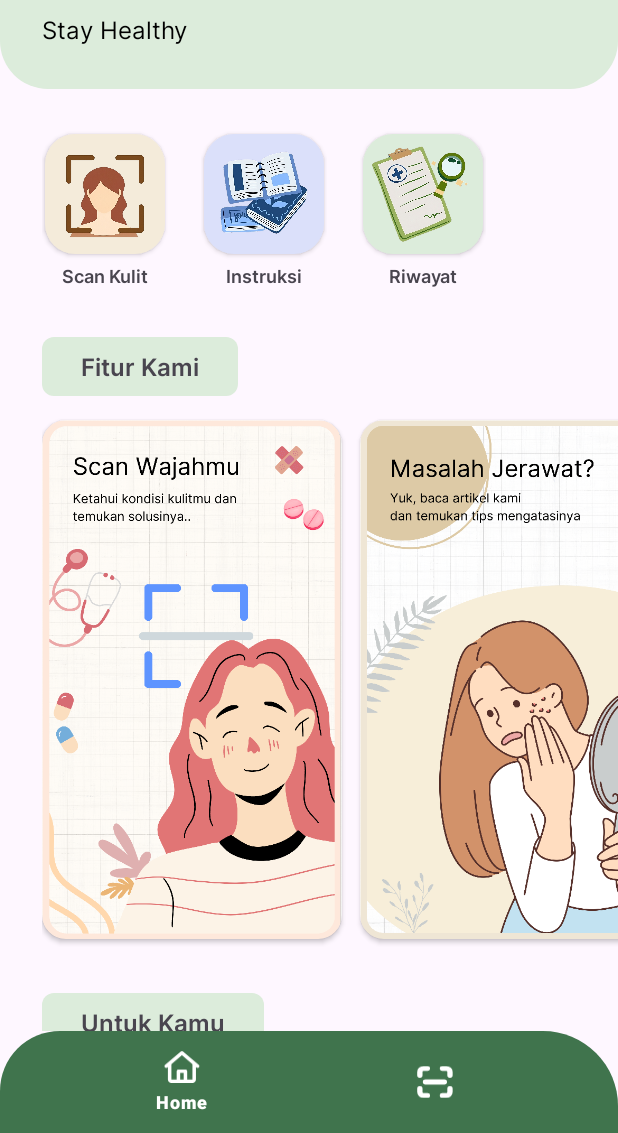
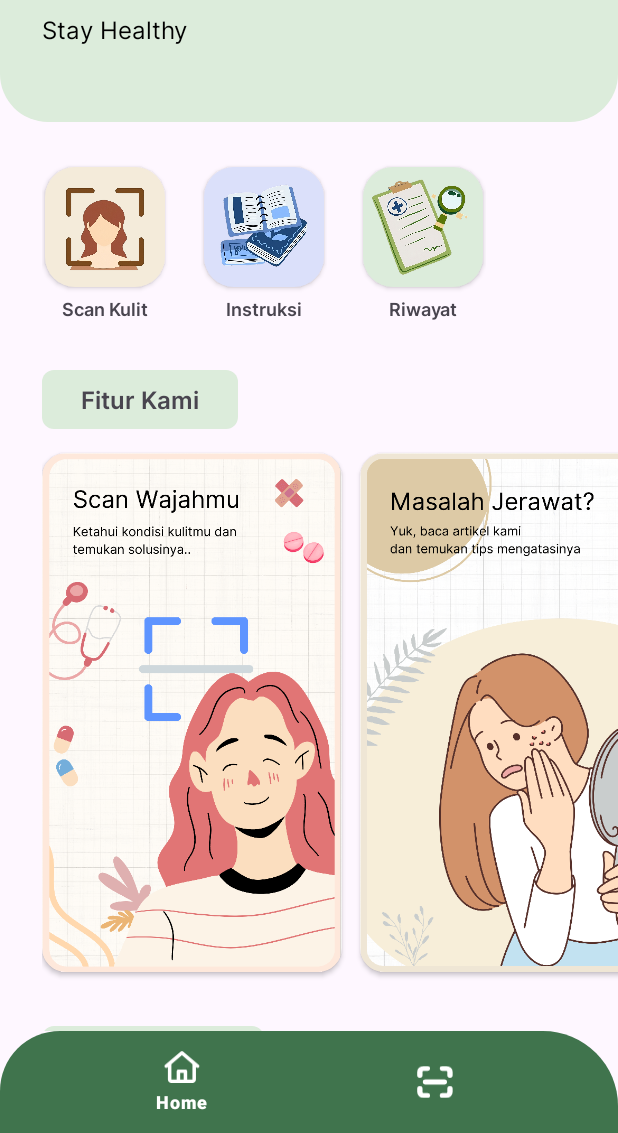
Before and after one commit to SkinSavvy-DevTeam/SkinSavvy-Mobile, an Android app: the screen it shows after launch (MainActivity), on a phone screen of 412 x 824 dp, the part 103-1236 px from its top. Run offline under Robolectric (Android 15) with nearby library versions, the phone set to English and light mode, and no system bars; pictures from the network do not load; 1 statement that could not run was skipped.

Commit message:
Little revision commit

```diff
--- a/app/src/main/res/layout/activity_main.xml
+++ b/app/src/main/res/layout/activity_main.xml
@@ -21,7 +21,7 @@
             <LinearLayout
                 android:id="@+id/header_layout"
                 android:layout_width="match_parent"
-                android:layout_height="128dp"
+                android:layout_height="150dp"
                 android:orientation="vertical"
                 android:padding="28dp"
                 android:background="@drawable/header_background_shape"
@@ -197,6 +197,20 @@
                 app:layout_constraintStart_toStartOf="parent"
                 tools:ignore="MissingConstraints" />
 
+            <ProgressBar
+                android:id="@+id/progressIndicator"
+                style="?android:attr/progressBarStyle"
+                android:layout_width="wrap_content"
+                android:layout_height="wrap_content"
+                android:background="@drawable/back_button_bg"
+                android:padding="20dp"
+                android:visibility="gone"
+                app:layout_constraintBottom_toBottomOf="parent"
+                app:layout_constraintEnd_toEndOf="parent"
+                app:layout_constraintStart_toStartOf="parent"
+                app:layout_constraintTop_toBottomOf="@+id/tv_article"
+                tools:visibility="visible" />
+
             <androidx.recyclerview.widget.RecyclerView
                 android:id="@+id/rv_carousel_article"
                 android:layout_width="0dp"
@@ -255,19 +269,6 @@
         app:layout_constraintRight_toRightOf="parent"
         app:menu="@menu/menu_bottom_navbar" />
 
-    <ProgressBar
-        android:id="@+id/progressIndicator"
-        style="?android:attr/progressBarStyle"
-        android:layout_width="wrap_content"
-        android:layout_height="wrap_content"
-        android:background="@drawable/back_button_bg"
-        android:padding="20dp"
-        android:layout_marginTop="16dp"
-        android:visibility="gone"
-        app:layout_constraintBottom_toBottomOf="parent"
-        app:layout_constraintEnd_toEndOf="parent"
-        app:layout_constraintStart_toStartOf="parent"
-        app:layout_constraintTop_toTopOf="parent"
-        tools:visibility="visible" />
+
 
 </androidx.constraintlayout.widget.ConstraintLayout>
--- a/app/src/main/res/values/strings.xml
+++ b/app/src/main/res/values/strings.xml
@@ -53,4 +53,9 @@
     <string name="level_2">Level 2</string>
     <string name="question_solution">Mau tau cara mengatasinya?</string>
     <string name="Click_Me">Klik Saya</string>
+    <string name="instruction_2_sub_title">Agar aplikasi dapat mendeteksi masalah wajah dengan baik, silahkan ikuti beberapa tips dalam mengambil gambar wajah dibawah ini</string>
+    <string name="instruction_2_1">Silahkan ambil gambar pada bagian wajah yang ingin dideteksi seperti dari bagian depan, kanan atau kiri</string>
+    <string name="instruction_2_2">Lakukan crop gambar menyesuaikan bentuk wajah</string>
+    <string name="instruction_2_3">Lakukan pengambilan gambar ditempat yang terang</string>
+    <string name="instruction_2_picture_example">Contoh Gambar</string>
 </resources>
```
Also changed, not shown: app/src/main/res/layout/activity_instruction.xml (+14 -15 lines), app/src/main/res/drawable/clickme.png.
